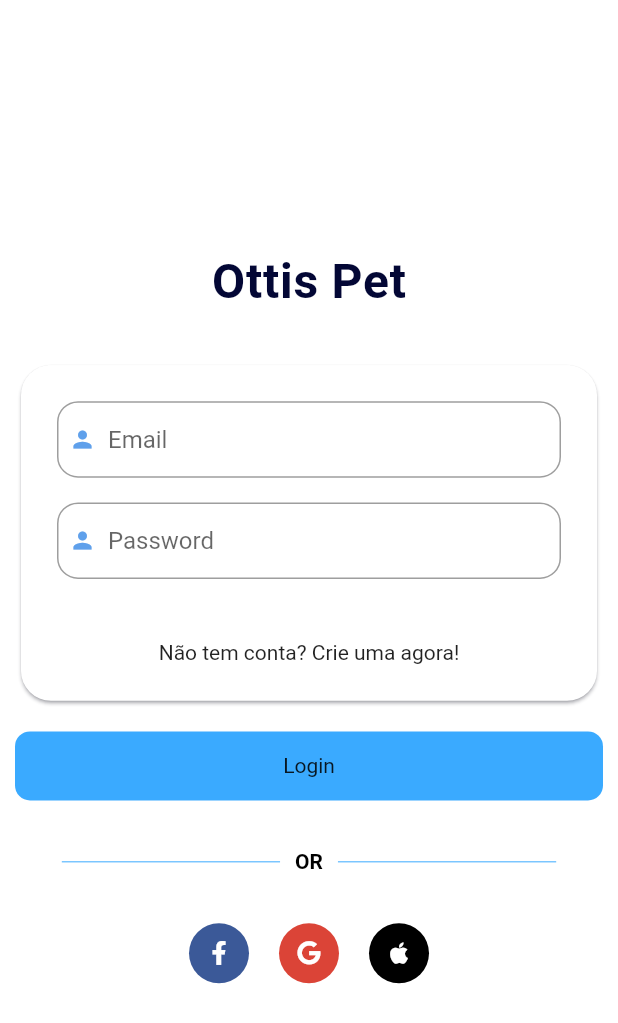
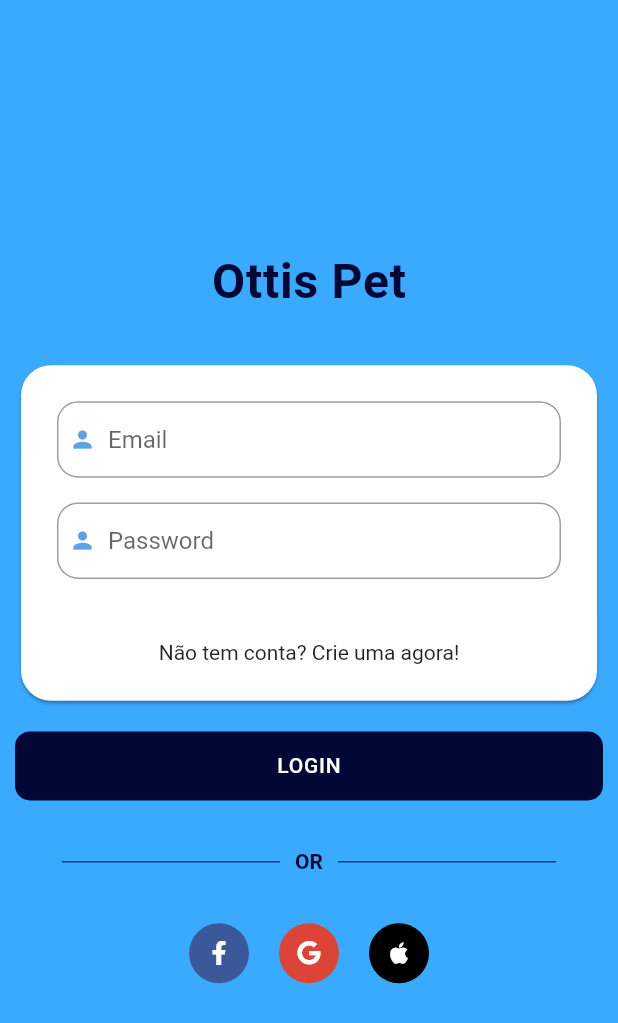
Before and after one commit to renankanu/ottis-pet, a Flutter app: the LoginView screen opened by its route, on a phone screen of 412 x 824 dp. Shown: the top 1023 px of the screen. Run offline on Flutter 3.47's test engine with Material 2 defaults, Android fonts, the phone set to English and light mode, and no system bars; our stand-ins replace flutter_svg, font_awesome_flutter, get, google_fonts, introduction_screen, splashscreen; Roboto replaces fonts that are missing (Exo).

Commit message:
refactor - design login screen

```diff
--- a/lib/app/global/text_style.dart
+++ b/lib/app/global/text_style.dart
@@ -1,6 +1,7 @@
 import 'package:flutter/material.dart';
 import 'package:google_fonts/google_fonts.dart';
+import 'package:get/get.dart';
 
 TextStyle kBaseStyle = GoogleFonts.exo(
-  textStyle: TextStyle(color: Colors.blue, letterSpacing: .5),
+  textStyle: TextStyle(color: Get.theme.primaryColor, letterSpacing: .5),
 );
--- a/lib/app/global/widgets/custom_button.dart
+++ b/lib/app/global/widgets/custom_button.dart
@@ -1,5 +1,6 @@
 import 'package:flutter/material.dart';
 import 'package:ottis_pet/app/global/colors.dart';
+import 'package:ottis_pet/app/global/text_style.dart';
 
 class CustomButton extends StatelessWidget {
   final String label;
@@ -39,6 +40,8 @@ class CustomButton extends StatelessWidget {
                 )
               : Text(
                   label,
+                  style: kBaseStyle.copyWith(
+                      color: textColor, fontWeight: FontWeight.w500),
                 ),
         ),
       ),
--- a/lib/app/modules/login/views/login_view.dart
+++ b/lib/app/modules/login/views/login_view.dart
@@ -14,7 +14,7 @@ class LoginView extends GetView<LoginController> {
   @override
   Widget build(BuildContext context) {
     return Scaffold(
-      backgroundColor: kWhite,
+      backgroundColor: kDodgerBlue,
       body: Padding(
         padding: const EdgeInsets.symmetric(horizontal: 10),
         child: Center(
@@ -51,7 +51,9 @@ class LoginView extends GetView<LoginController> {
                   ),
                   SizedBox(height: Get.height * 0.02),
                   CustomButton(
-                    label: 'Login',
+                    buttonColor: kBlackRock,
+                    textColor: kWhite,
+                    label: 'Login'.toUpperCase(),
                     onTap: () {},
                   ),
                   SizedBox(height: Get.height * 0.02),
--- a/lib/app/modules/login/views/widgets/or_divider.dart
+++ b/lib/app/modules/login/views/widgets/or_divider.dart
@@ -17,7 +17,7 @@ class OrDivider extends StatelessWidget {
             child: Text(
               "OR",
               style: TextStyle(
-                color: kBlack,
+                color: kBlackRock,
                 fontWeight: FontWeight.w600,
               ),
             ),
@@ -31,7 +31,7 @@ class OrDivider extends StatelessWidget {
   Expanded buildDivider() {
     return Expanded(
       child: Divider(
-        color: kDodgerBlue,
+        color: kBlackRock,
         height: 1.5,
       ),
     );
```
